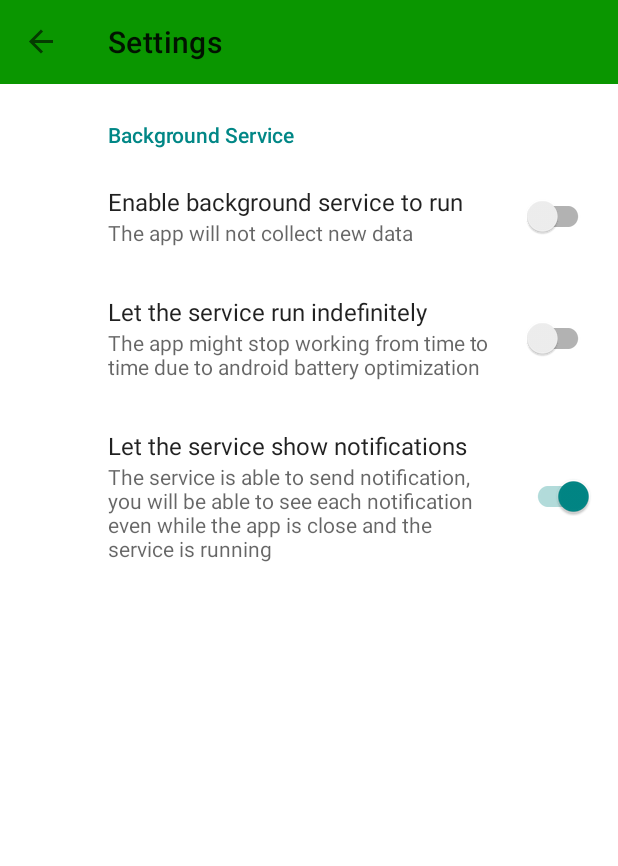
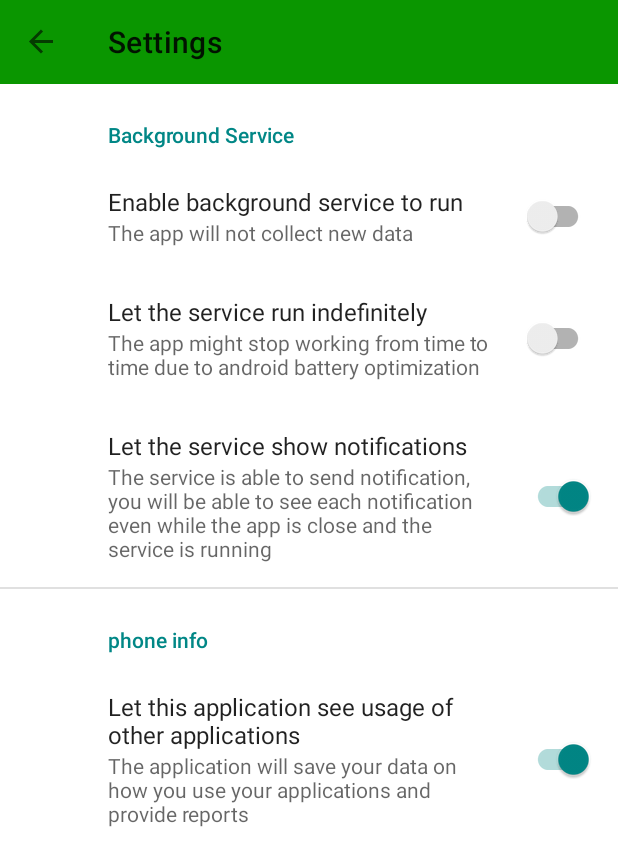
Before and after one commit to MichaelMilich/MyPhoneAndIApp, an Android app: the SettingsFragment screen opened through its navigation route, on a phone screen of 412 x 824 dp. Shown: the top 866 px of the screen. Run offline under Robolectric (Android 15) with nearby library versions, the phone set to English and light mode, and no system bars; our stand-ins replace Dagger/Hilt's generated code, Room's generated code, androidx.preference, data binding, navigation-ui.

Commit message:
starting to get usage stats data

```diff
--- a/app/src/main/AndroidManifest.xml
+++ b/app/src/main/AndroidManifest.xml
@@ -1,9 +1,12 @@
 <?xml version="1.0" encoding="utf-8"?>
-<manifest xmlns:android="http://schemas.android.com/apk/res/android">
+<manifest xmlns:tools="http://schemas.android.com/tools"
+    xmlns:android="http://schemas.android.com/apk/res/android">
 
     <uses-permission android:name="android.permission.FOREGROUND_SERVICE"/>
 
     <uses-permission android:name="android.permission.POST_NOTIFICATIONS" />
+    <uses-permission android:name="android.permission.PACKAGE_USAGE_STATS"
+        tools:ignore="ProtectedPermissions" />
 
     <application
         android:name=".MyApplication"
--- a/app/src/main/java/millich/michael/myphoneandi/background/UnlockBroadcastReciver.kt
+++ b/app/src/main/java/millich/michael/myphoneandi/background/UnlockBroadcastReciver.kt
@@ -36,7 +36,7 @@ object UnlockBroadcastReceiver : BasicBroadcastRecevier() {
         CoroutineScope(Dispatchers.IO).launch {
             database.Insert(unlockEvent)
 
-            val timeToday = calculateTodayPhoneTime(database, TAG)
+            val timeToday = calculateTodayPhoneTime(database,System.currentTimeMillis(), TAG)
             val newUnlockTime = database.getLastUnlock()?.eventTime ?: System.currentTimeMillis()
             val unlockCount = database.getTodayScreenEventCountAfterTimeNoLiveData(getCurrentDateInMilli())
             MLog.d(TAG, "updating notification : 'phone time today = $timeToday' ")
--- a/app/src/main/java/millich/michael/myphoneandi/database/ScreenEventDatabase.kt
+++ b/app/src/main/java/millich/michael/myphoneandi/database/ScreenEventDatabase.kt
@@ -70,7 +70,7 @@ abstract class ScreenEventDatabase : RoomDatabase() {
                     instance = Room.databaseBuilder(
                         context.applicationContext,
                         ScreenEventDatabase::class.java,
-                        "unlock_event_table"
+                        "screen_event_table"
                     )
                         // Wipes and rebuilds instead of migrating if no Migration object.
                         // Migration is not part of this lesson. You can learn more about
--- a/app/src/main/java/millich/michael/myphoneandi/settings/SettingsViewModel.kt
+++ b/app/src/main/java/millich/michael/myphoneandi/settings/SettingsViewModel.kt
@@ -9,6 +9,7 @@ import android.os.PowerManager
 import androidx.core.content.ContextCompat
 import androidx.lifecycle.*
 import androidx.preference.PreferenceManager
+import millich.michael.myphoneandi.utils.hasUsageStatsPermission
 
 class SettingsViewModel(application: Application): AndroidViewModel(application) {
     companion object{
@@ -35,6 +36,13 @@ class SettingsViewModel(application: Application): AndroidViewModel(application)
                 permissionStatus == PackageManager.PERMISSION_GRANTED
             return _isNotificationPermissionGiven
         }
+    private var _isUsageStatsPermissionGiven = MutableLiveData(false)
+    val isUsageStatsPermissionGiven : LiveData<Boolean>
+        get() {
+            _isUsageStatsPermissionGiven.value =
+                hasUsageStatsPermission(appContext)
+            return _isUsageStatsPermissionGiven
+        }
 
     /**
      * Write the battery optimization status to the shared preference of the application
--- a/app/src/main/java/millich/michael/myphoneandi/utils/BackgroundUtills.kt
+++ b/app/src/main/java/millich/michael/myphoneandi/utils/BackgroundUtills.kt
@@ -1,5 +1,7 @@
 package millich.michael.myphoneandi.utils
 
+import android.app.AppOpsManager
+import android.content.Context
 import millich.michael.myphoneandi.database.ScreenEventDatabaseDAO
 import millich.michael.myphoneandi.database.ScreenEventType
 
@@ -11,9 +13,9 @@ import millich.michael.myphoneandi.database.ScreenEventType
  * For that we need to find the time of the first screenOn and calculate from there.
  * This is because sometimes when installing the app a screenOff will happen before ScreenOn.
  */
-fun calculateTodayPhoneTime(database: ScreenEventDatabaseDAO, tag: String) : String{
+fun calculateTodayPhoneTime(database: ScreenEventDatabaseDAO,firstCallTime : Long, tag: String) : String{
     val firstScreenOnTimeForToday = database.getTimeOfFirstUnlockFromTime(getCurrentDateInMilli())
-    val screenOnTimestampSum = database.getSumOfTimestampsFromTime(getCurrentDateInMilli(), ScreenEventType.ScreenOn.value)?: System.currentTimeMillis()
+    val screenOnTimestampSum = database.getSumOfTimestampsFromTime(getCurrentDateInMilli(), ScreenEventType.ScreenOn.value)?: firstCallTime
 
     val screenOffTimestampSum = firstScreenOnTimeForToday?.let {
         database.getSumOfTimestampsFromTime(
@@ -27,3 +29,10 @@ fun calculateTodayPhoneTime(database: ScreenEventDatabaseDAO, tag: String) : Str
 //    MLog.d(tag, "time spent on phone in milliseconds = $timeSpentMilliseconds")
     return formatDuration(timeSpentMilliseconds)
 }
+
+fun hasUsageStatsPermission(context: Context): Boolean {
+    val appOps = context.getSystemService(Context.APP_OPS_SERVICE) as AppOpsManager
+    val mode = appOps.unsafeCheckOpNoThrow(AppOpsManager.OPSTR_GET_USAGE_STATS,
+        android.os.Process.myUid(), context.packageName)
+    return mode == AppOpsManager.MODE_ALLOWED
+}
--- a/app/src/main/res/values/strings.xml
+++ b/app/src/main/res/values/strings.xml
@@ -58,6 +58,10 @@
     <string name="background_service_notification_summaryOn">The service is able to send notification, you will be able to see each notification even while the app is close and the service is running</string>
     <string name="background_service_notification_summaryOff">There will be no visual indication if the service is running in the background while the app is closed, the service might be running and it might not</string>
     <string name="background_service_notification_title">Let the service show notifications</string>
+    <string name="usage_stats_permissions_key">usage_stats_permissions_key</string>
     <string name="throw_exception">throw exception</string>
+    <string name="usage_status_permiision_off_summary">The application will not know how you use your phone, it will still show when you used your phone</string>
+    <string name="usage_Status_permissions_on_summary">The application will save your data on how you use your applications and provide reports</string>
+    <string name="usage_status_permissions_tittle">Let this application see usage of other applications</string>
 
 </resources>
--- a/app/src/main/res/xml/root_preferences.xml
+++ b/app/src/main/res/xml/root_preferences.xml
@@ -23,4 +23,12 @@
 
     </PreferenceCategory>
 
+    <PreferenceCategory app:title="phone info">
+        <SwitchPreferenceCompat
+            app:key="@string/usage_stats_permissions_key"
+            app:summaryOff="@string/usage_status_permiision_off_summary"
+            app:summaryOn="@string/usage_Status_permissions_on_summary"
+            app:title="@string/usage_status_permissions_tittle" />
+    </PreferenceCategory>
+
 </PreferenceScreen>
```
Also changed, not shown: app/src/main/java/millich/michael/myphoneandi/background/MyService.kt (+34 -5 lines), app/src/main/java/millich/michael/myphoneandi/settings/SettingsFragment.kt (+20 -1 lines), app/src/main/assets/database/unlock_event_table.db (deleted).
